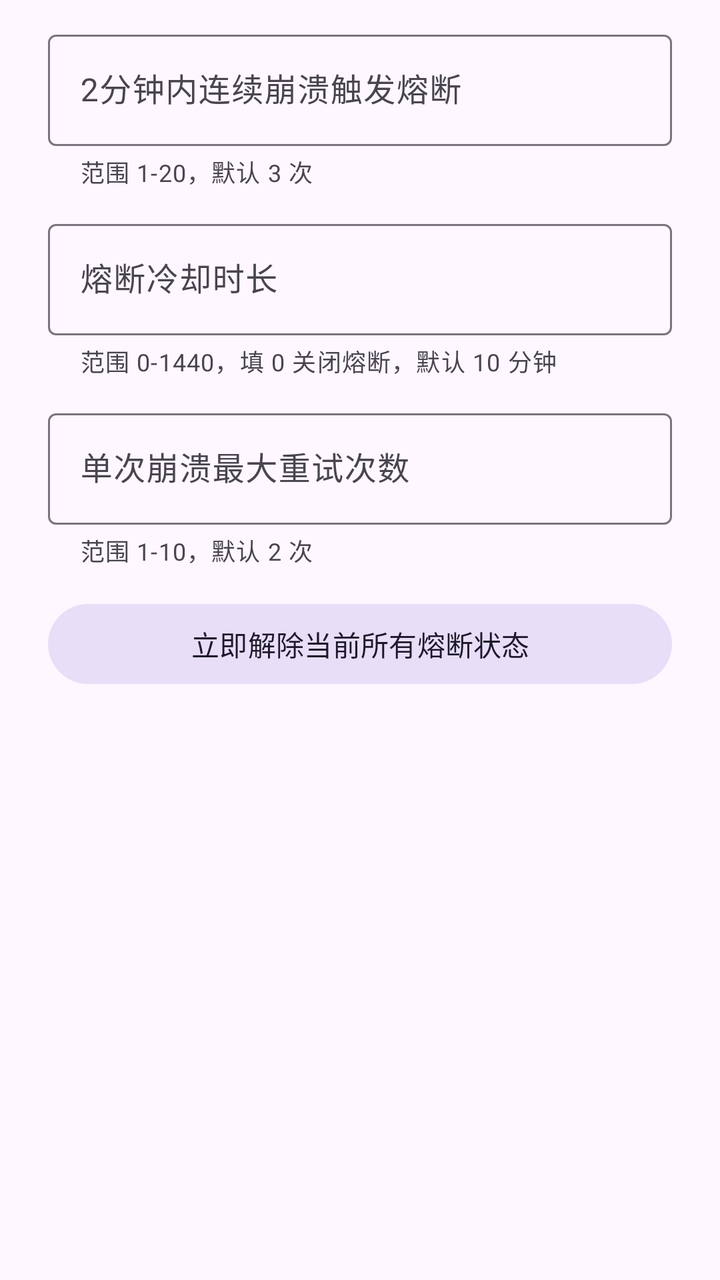
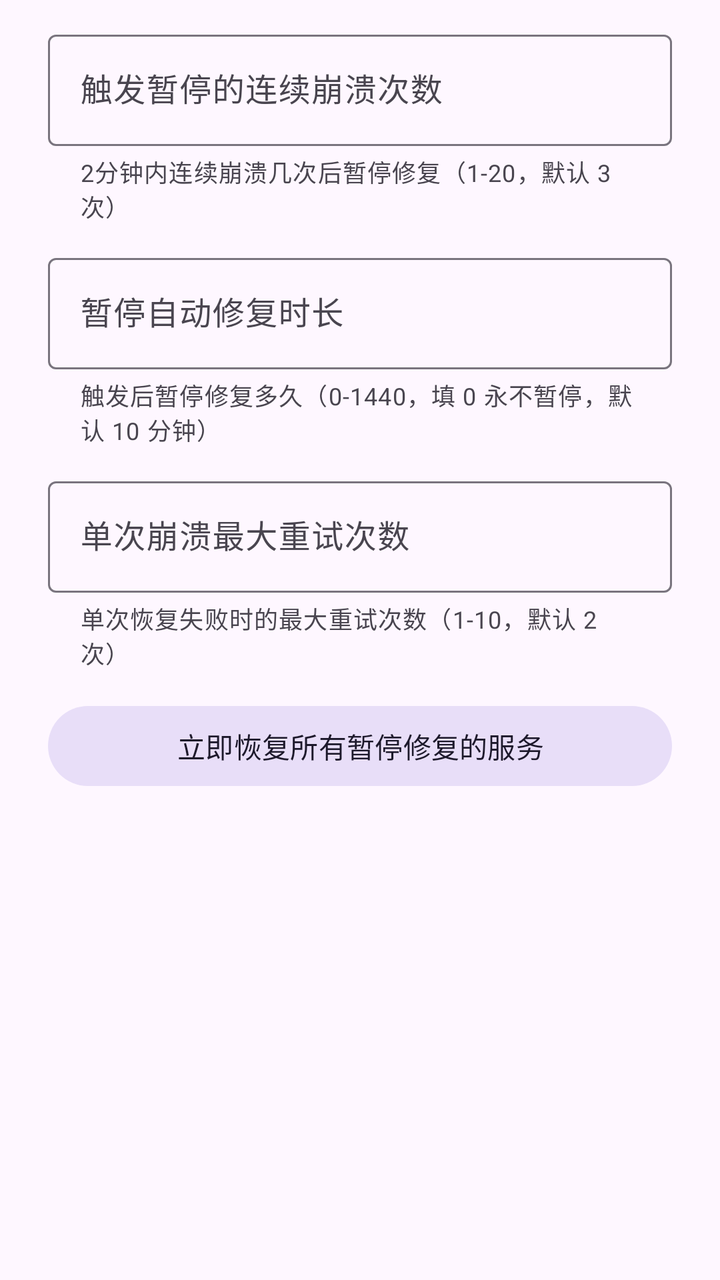

Two renders of the same Android screen: before a commit and after it. Below are the layout's source before the change and the commit's diff.
<!-- AndroidManifest.xml: application theme AppTheme -->
<!-- res/layout/dialog_lsposed_circuit.xml -->
<?xml version="1.0" encoding="utf-8"?>
<LinearLayout xmlns:android="http://schemas.android.com/apk/res/android"
    xmlns:app="http://schemas.android.com/apk/res-auto"
    android:layout_width="match_parent"
    android:layout_height="wrap_content"
    android:orientation="vertical"
    android:paddingLeft="24dp"
    android:paddingRight="24dp"
    android:paddingTop="12dp"
    android:paddingBottom="4dp">

    <com.google.android.material.textfield.TextInputLayout
        android:layout_width="match_parent"
        android:layout_height="wrap_content"
        style="@style/Widget.Material3.TextInputLayout.OutlinedBox"
        android:hint="2分钟内连续崩溃触发熔断"
        app:helperText="范围 1-20，默认 3 次"
        app:suffixText="次">

        <com.google.android.material.textfield.TextInputEditText
            android:id="@+id/input_threshold"
            android:layout_width="match_parent"
            android:layout_height="wrap_content"
            android:inputType="number"
            android:selectAllOnFocus="true" />
    </com.google.android.material.textfield.TextInputLayout>

    <com.google.android.material.textfield.TextInputLayout
        android:layout_width="match_parent"
        android:layout_height="wrap_content"
        android:layout_marginTop="12dp"
        style="@style/Widget.Material3.TextInputLayout.OutlinedBox"
        android:hint="熔断冷却时长"
        app:helperText="范围 0-1440，填 0 关闭熔断，默认 10 分钟"
        app:suffixText="分钟">

        <com.google.android.material.textfield.TextInputEditText
            android:id="@+id/input_cooldown"
            android:layout_width="match_parent"
            android:layout_height="wrap_content"
            android:inputType="number"
            android:selectAllOnFocus="true" />
    </com.google.android.material.textfield.TextInputLayout>

    <com.google.android.material.textfield.TextInputLayout
        android:layout_width="match_parent"
        android:layout_height="wrap_content"
        android:layout_marginTop="12dp"
        style="@style/Widget.Material3.TextInputLayout.OutlinedBox"
        android:hint="单次崩溃最大重试次数"
        app:helperText="范围 1-10，默认 2 次"
        app:suffixText="次">

        <com.google.android.material.textfield.TextInputEditText
            android:id="@+id/input_max_attempts"
            android:layout_width="match_parent"
            android:layout_height="wrap_content"
            android:inputType="number"
            android:selectAllOnFocus="true" />
    </com.google.android.material.textfield.TextInputLayout>

    <com.google.android.material.button.MaterialButton
        android:id="@+id/btn_reset_circuit_state"
        style="@style/Widget.Material3.Button.TonalButton"
        android:layout_width="match_parent"
        android:layout_height="wrap_content"
        android:layout_marginTop="14dp"
        android:text="立即解除当前所有熔断状态" />

</LinearLayout>
<!-- resources referenced by this layout -->
<resources>
  <style name="AppTheme" parent="AppTheme.Blue" />
  <style name="AppTheme.Blue" parent="Theme.Material3.DayNight.NoActionBar">
          <item name="colorPrimary">#4759B8</item>
          <item name="colorOnPrimary">#FFFFFF</item>
          <item name="colorPrimaryContainer">#DCE1FF</item>
          <item name="colorOnPrimaryContainer">#00164E</item>
      </style>
</resources>

<!-- the commit's change to res/layout/dialog_lsposed_circuit.xml (unified diff, before → after) -->
@@ -13,8 +13,8 @@
         android:layout_width="match_parent"
         android:layout_height="wrap_content"
         style="@style/Widget.Material3.TextInputLayout.OutlinedBox"
-        android:hint="2分钟内连续崩溃触发熔断"
-        app:helperText="范围 1-20，默认 3 次"
+        android:hint="触发暂停的连续崩溃次数"
+        app:helperText="2分钟内连续崩溃几次后暂停修复（1-20，默认 3 次）"
         app:suffixText="次">
 
         <com.google.android.material.textfield.TextInputEditText
@@ -30,8 +30,8 @@
         android:layout_height="wrap_content"
         android:layout_marginTop="12dp"
         style="@style/Widget.Material3.TextInputLayout.OutlinedBox"
-        android:hint="熔断冷却时长"
-        app:helperText="范围 0-1440，填 0 关闭熔断，默认 10 分钟"
+        android:hint="暂停自动修复时长"
+        app:helperText="触发后暂停修复多久（0-1440，填 0 永不暂停，默认 10 分钟）"
         app:suffixText="分钟">
 
         <com.google.android.material.textfield.TextInputEditText
@@ -48,7 +48,7 @@
         android:layout_marginTop="12dp"
         style="@style/Widget.Material3.TextInputLayout.OutlinedBox"
         android:hint="单次崩溃最大重试次数"
-        app:helperText="范围 1-10，默认 2 次"
+        app:helperText="单次恢复失败时的最大重试次数（1-10，默认 2 次）"
         app:suffixText="次">
 
         <com.google.android.material.textfield.TextInputEditText
@@ -65,6 +65,6 @@
         android:layout_width="match_parent"
         android:layout_height="wrap_content"
         android:layout_marginTop="14dp"
-        android:text="立即解除当前所有熔断状态" />
+        android:text="立即恢复所有暂停修复的服务" />
 
 </LinearLayout>
